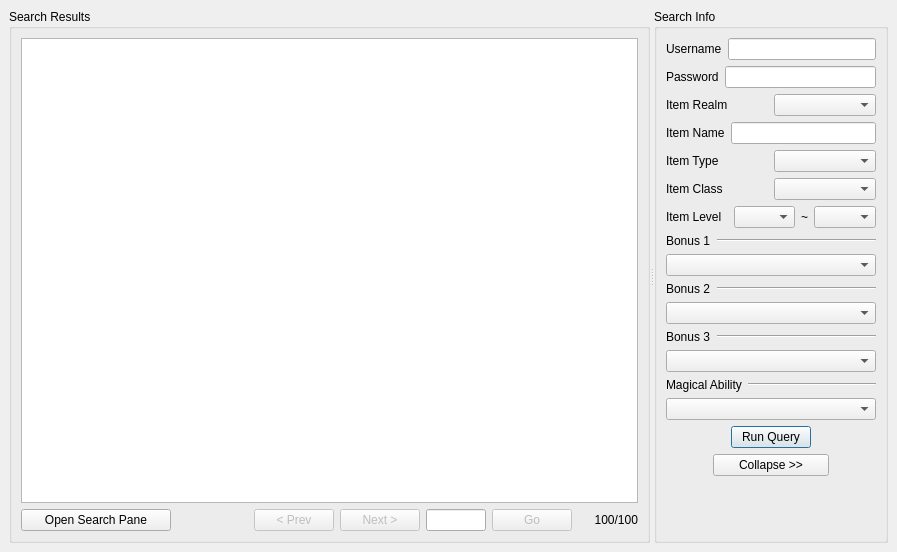
First picture: the form in Ethinarg2.ui, repository tomkins/spellcraftcalc, before the edit.
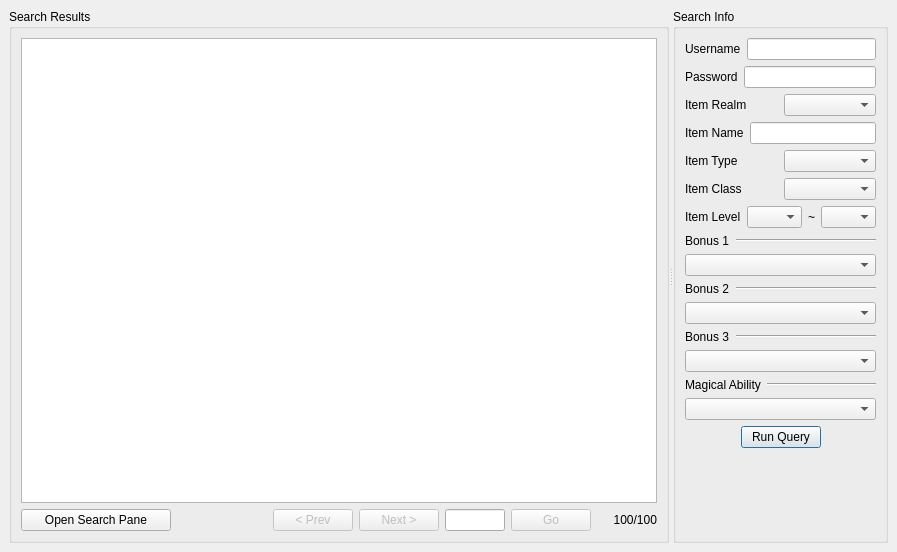
Second picture: the form after the edit. Custom widgets are drawn as their Qt base class.

Commit message: Use toggle button instead of 2 buttons

Patch:
```diff
--- a/Ethinarg2.ui
+++ b/Ethinarg2.ui
@@ -697,75 +697,6 @@
            </item>
           </layout>
          </item>
-         <item>
-          <layout class="QHBoxLayout" >
-           <property name="margin" >
-            <number>0</number>
-           </property>
-           <property name="spacing" >
-            <number>6</number>
-           </property>
-           <item>
-            <spacer>
-             <property name="orientation" >
-              <enum>Qt::Horizontal</enum>
-             </property>
-             <property name="sizeType" >
-              <enum>QSizePolicy::MinimumExpanding</enum>
-             </property>
-             <property name="sizeHint" >
-              <size>
-               <width>40</width>
-               <height>20</height>
-              </size>
-             </property>
-            </spacer>
-           </item>
-           <item>
-            <widget class="QPushButton" name="collapseButton" >
-             <property name="sizePolicy" >
-              <sizepolicy>
-               <hsizetype>3</hsizetype>
-               <vsizetype>0</vsizetype>
-               <horstretch>0</horstretch>
-               <verstretch>0</verstretch>
-              </sizepolicy>
-             </property>
-             <property name="minimumSize" >
-              <size>
-               <width>116</width>
-               <height>0</height>
-              </size>
-             </property>
-             <property name="text" >
-              <string>Collapse >></string>
-             </property>
-             <property name="autoDefault" >
-              <bool>false</bool>
-             </property>
-             <property name="default" >
-              <bool>false</bool>
-             </property>
-            </widget>
-           </item>
-           <item>
-            <spacer>
-             <property name="orientation" >
-              <enum>Qt::Horizontal</enum>
-             </property>
-             <property name="sizeType" >
-              <enum>QSizePolicy::MinimumExpanding</enum>
-             </property>
-             <property name="sizeHint" >
-              <size>
-               <width>40</width>
-               <height>20</height>
-              </size>
-             </property>
-            </spacer>
-           </item>
-          </layout>
-         </item>
          <item>
           <spacer>
            <property name="orientation" >
```
Left out of the diff: 3 changed lines with no effect on the pictures. The commit also changes 1 other file.
